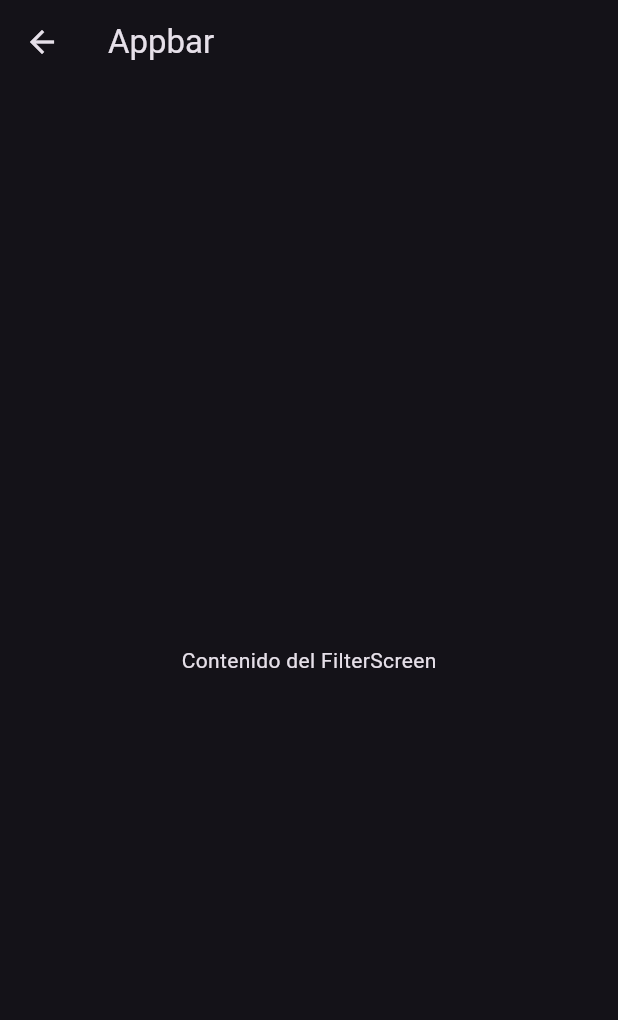
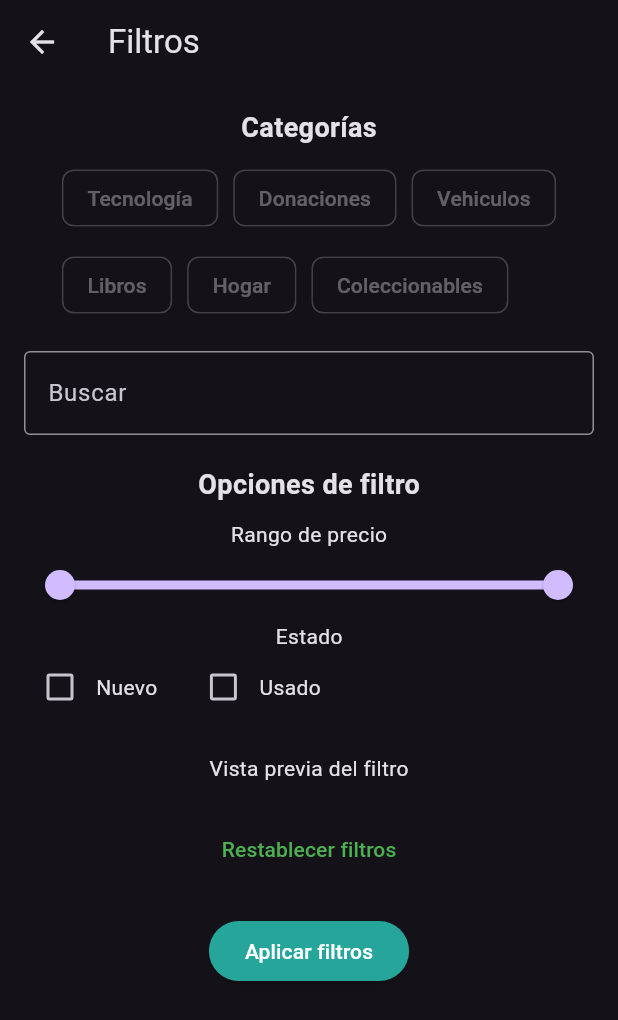
Before and after one commit to Diomastrio/supa, a Flutter app: the FilterScreen screen opened directly, on a phone screen of 412 x 824 dp. Shown: the top 1020 px of the screen. Run offline on Flutter 3.47's test engine with Material 3 defaults, Android fonts, the phone set to English and light mode, and no system bars; our stand-ins replace image_picker, supabase_flutter; accounts and stored records are empty; network calls fail.

Commit message:
added 3 more screens to the drawer

```diff
--- a/lib/screens/filters.dart
+++ b/lib/screens/filters.dart
@@ -1,16 +1,139 @@
 import 'package:flutter/material.dart';
 
-class FilterScreen extends StatelessWidget {
+class FilterScreen extends StatefulWidget {
   const FilterScreen({Key? key}) : super(key: key);
+
+  @override
+  State<FilterScreen> createState() => _FilterScreenState();
+}
+
+class _FilterScreenState extends State<FilterScreen> {
+  List<String> selectedCategories = [];
+  String searchTerm = '';
+  double minPrice = 0;
+  double maxPrice = 100;
+  bool isNew = false;
+  bool isUsed = false;
 
   @override
   Widget build(BuildContext context) {
     return Scaffold(
       appBar: AppBar(
-        title: const Text('Appbar'),
+        title: const Text('Filtros'),
       ),
-      body: const Center(
-        child: Text('Contenido del FilterScreen'),
+      body: Padding(
+        padding: const EdgeInsets.all(16.0),
+        child: Column(
+          children: [
+            // Filter Categories
+            const Text('Categorías',
+                style: TextStyle(fontSize: 18, fontWeight: FontWeight.bold)),
+            const SizedBox(height: 10),
+            const Wrap(
+              spacing: 10.0,
+              runSpacing: 10.0,
+              children: [
+                FilterChip(
+                  label: Text('Tecnología'),
+                  onSelected: null,
+                ),
+                FilterChip(
+                  label: Text('Donaciones'),
+                  onSelected: null,
+                ),
+                FilterChip(
+                  label: Text('Vehiculos'),
+                  onSelected: null,
+                ),
+                FilterChip(
+                  label: Text('Libros'),
+                  onSelected: null,
+                ),
+                FilterChip(
+                  label: Text('Hogar'),
+                  onSelected: null,
+                ),
+                FilterChip(
+                  label: Text('Coleccionables'),
+                  onSelected: null,
+                ),
+              ],
+            ),
+
+            // Search Bar
+            const SizedBox(height: 20),
+            TextField(
+              decoration: const InputDecoration(
+                labelText: 'Buscar',
+                border: OutlineInputBorder(),
+              ),
+              onChanged: (value) => setState(() => searchTerm = value),
+            ),
+
+            // Filter Options
+            const SizedBox(height: 20),
+            const Text('Opciones de filtro',
+                style: TextStyle(fontSize: 18, fontWeight: FontWeight.bold)),
+            const SizedBox(height: 10),
+
+            // Price Range
+            const Text('Rango de precio'),
+            RangeSlider(
+              values: RangeValues(minPrice, maxPrice),
+              min: 0.0,
+              max: 100.0,
+              onChanged: (values) => setState(() {
+                minPrice = values.start;
+                maxPrice = values.end;
+              }),
+            ),
+
+            // Condition
+            const Text('Estado'),
+            Row(
+              children: [
+                Checkbox(
+                  value: isNew,
+                  onChanged: (value) => setState(() => isNew = value!),
+                ),
+                const Text('Nuevo'),
+                const SizedBox(width: 20),
+                Checkbox(
+                  value: isUsed,
+                  onChanged: (value) => setState(() => isUsed = value!),
+                ),
+                const Text('Usado'),
+              ],
+            ),
+
+            // Filter Preview
+            const SizedBox(height: 20),
+            const Text('Vista previa del filtro'),
+
+            // Filter Reset Button
+            const SizedBox(height: 20),
+            TextButton(
+              onPressed: () => setState(() {
+                selectedCategories.clear();
+                searchTerm = '';
+                minPrice = 0;
+                maxPrice = 100;
+                isNew = false;
+                isUsed = false;
+              }),
+              child: const Text('Restablecer filtros'),
+            ),
+
+            // Filter Confirmation Button
+            const SizedBox(height: 20),
+            ElevatedButton(
+              onPressed: () {
+                // TODO: Apply filters and navigate back to the main content page with the filtered results
+              },
+              child: const Text('Aplicar filtros'),
+            ),
+          ],
+        ),
       ),
     );
   }
--- a/lib/screens/profile.dart
+++ b/lib/screens/profile.dart
@@ -41,7 +41,10 @@ class _ProfileScreenState extends State<ProfileScreen> {
           margin: const EdgeInsets.all(16.0),
           child: Column(
             children: [
-              Avatarin(
+              Padding(
+                padding:
+                    const EdgeInsets.only(top: 20.0), // Add padding to the top
+                child: Avatarin(
                   imageUrl: _imageUrl,
                   onUpload: (imageUrl) async {
                     setState(() {
@@ -52,6 +55,7 @@ class _ProfileScreenState extends State<ProfileScreen> {
                         .from('profiles')
                         .update({'avatar_url': imageUrl}).eq('id', userId);
                   },
+                ),
               ),
               const Padding(
                 padding: EdgeInsets.only(
--- a/lib/screens/tabs.dart
+++ b/lib/screens/tabs.dart
@@ -90,7 +90,7 @@ class TabsScreen extends StatelessWidget {
                     ),
                     const SizedBox(height: 10),
                     const Text(
-                      'Electronica',
+                      'Hogar',
                       style: TextStyle(
                         fontWeight: FontWeight.bold,
                         fontSize: 16,
```
Also changed, not shown: lib/pages/frames.dart (deleted, +0 -124 lines), lib/screens/acerca.dart (added, +193 -0 lines), lib/screens/ayuda.dart (added, +78 -0 lines), lib/screens/noti.dart (added, +121 -0 lines), lib/screens/screens.dart (+10 -4 lines), lib/widgets/main_drawer.dart (+39 -5 lines), assets/images/Yi.jpg (added). Lines whose indentation alone changed are shown as unchanged.
